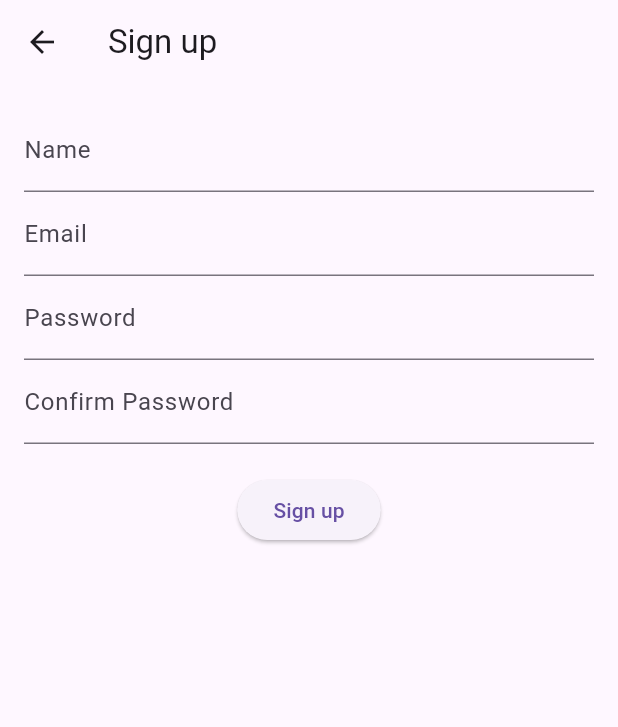
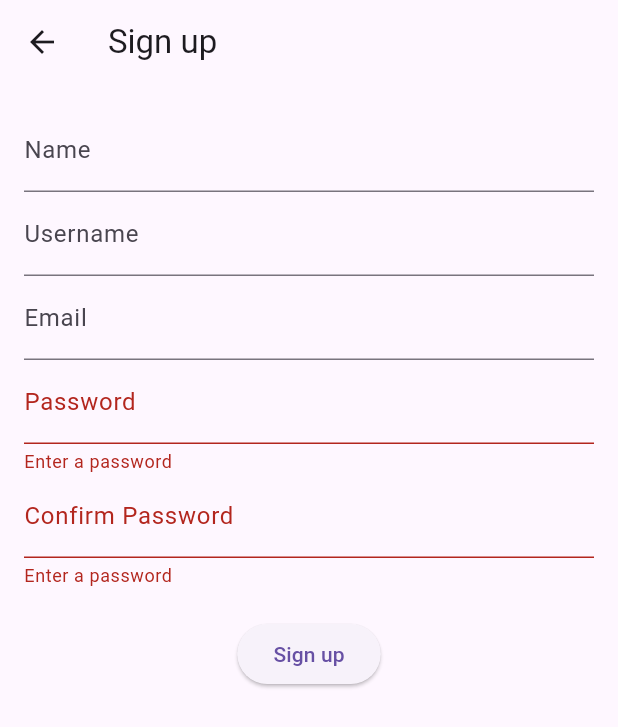
Before and after one commit to Kaqnae/plantguardian, a Flutter app: the SignUpPage screen opened directly, after a tap on "Sign up", on a phone screen of 412 x 824 dp. Shown: the top 727 px of the screen. Run offline on Flutter 3.47's test engine with Material 3 defaults, Android fonts, the light colour scheme and no system bars; our stand-ins replace camera, flutter_dotenv, image_picker, permission_handler; missing offline and left inert: saver_gallery; accounts and stored records are empty.

Commit message:
Sign up function

```diff
--- /dev/null
+++ b/lib/features/sign_up/data/auth_service.dart
@@ -0,0 +1,24 @@
+import 'package:http/http.dart' as http;
+import 'dart:convert';
+import 'package:flutter_dotenv/flutter_dotenv.dart';
+
+class AuthService {
+  Future<http.Response> signUp({
+    required String name,
+    required String username,
+    required String email,
+    required String password,
+  }) async {
+    final response = await http.post(
+      Uri.parse('${dotenv.env['API_BASE_URL']}/signup'),
+      headers: {'Content-Type': 'application/json'},
+      body: jsonEncode({
+        'name': name,
+        'username': username,
+        'email': email,
+        'password': password,
+      }),
+    );
+    return response;
+  }
+}
--- a/lib/features/sign_up/presentation/pages/sign_up_page.dart
+++ b/lib/features/sign_up/presentation/pages/sign_up_page.dart
@@ -1,32 +1,90 @@
 import 'package:flutter/material.dart';
-import 'package:plantguardian/features/shared/models/profile_model.dart';
+import 'package:plantguardian/features/sign_up/data/auth_service.dart';
 import 'package:plantguardian/features/sign_up/presentation/widgets/sign_up_form.dart';
 
-class SignUpPage extends StatelessWidget {
+class SignUpPage extends StatefulWidget {
   const SignUpPage({super.key});
 
   @override
-  Widget build(BuildContext context) {
+  State<SignUpPage> createState() => _SignUpPageState();
+}
+
+class _SignUpPageState extends State<SignUpPage> {
+  final _formKey = GlobalKey<FormState>();
+  final _authService = AuthService();
+
   final nameController = TextEditingController();
+  final userNameController = TextEditingController();
   final emailController = TextEditingController();
   final passwordController = TextEditingController();
   final confirmPasswordController = TextEditingController();
 
+  @override
+  void dispose() {
+    nameController.dispose();
+    userNameController.dispose();
+    emailController.dispose();
+    passwordController.dispose();
+    confirmPasswordController.dispose();
+    super.dispose();
+  }
+
+  Future<void> _signUp() async {
+    if (!_formKey.currentState!.validate()) return;
+
+    final name = nameController.text;
+    final username = userNameController.text;
+    final email = emailController.text;
+    final password = passwordController.text;
+
+    try {
+      final response = await _authService.signUp(
+        name: name,
+        username: username,
+        email: email,
+        password: password,
+      );
+
+      if (response.statusCode == 200) {
+        ScaffoldMessenger.of(context).showSnackBar(
+          const SnackBar(content: Text('Sign up successful')),
+        );
+      } else {
+        ScaffoldMessenger.of(context).showSnackBar(
+          SnackBar(content: Text('Error: ${response.body}')),
+        );
+      }
+    } catch (e) {
+      ScaffoldMessenger.of(context).showSnackBar(
+        SnackBar(content: Text('Exception: $e')),
+      );
+    }
+  }
+
+  @override
+  Widget build(BuildContext context) {
     return Scaffold(
-      appBar: AppBar(title: Text('Sign up')),
+      appBar: AppBar(title: const Text('Sign up')),
       body: Padding(
         padding: const EdgeInsets.all(16.0),
+        child: Form(
+          key: _formKey,
           child: Column(
             children: [
               SignUpForm(
                 nameController: nameController,
+                userNameController: userNameController,
                 emailController: emailController,
                 passwordController: passwordController,
                 confirmPasswordController: confirmPasswordController,
               ),
               const SizedBox(height: 20),
-            ElevatedButton(onPressed: () {}, child: const Text('Sign up')),
+              ElevatedButton(
+                onPressed: _signUp,
+                child: const Text('Sign up'),
+              ),
             ],
+          ),
         ),
       ),
     );
--- a/lib/features/sign_up/presentation/widgets/sign_up_form.dart
+++ b/lib/features/sign_up/presentation/widgets/sign_up_form.dart
@@ -3,6 +3,7 @@ import 'package:plantguardian/features/sign_up/presentation/widgets/sign_up_text
 
 class SignUpForm extends StatelessWidget {
   final TextEditingController nameController;
+  final TextEditingController userNameController;
   final TextEditingController emailController;
   final TextEditingController passwordController;
   final TextEditingController confirmPasswordController;
@@ -10,6 +11,7 @@ class SignUpForm extends StatelessWidget {
   const SignUpForm({
     super.key,
     required this.nameController,
+    required this.userNameController,
     required this.emailController,
     required this.passwordController,
     required this.confirmPasswordController,
@@ -20,11 +22,21 @@ class SignUpForm extends StatelessWidget {
     return Column(
       children: [
         SignUpTextfields(controller: nameController, label: 'Name'),
+        SignUpTextfields(controller: userNameController, label: 'Username'),
         SignUpTextfields(controller: emailController, label: 'Email'),
-        SignUpTextfields(controller: passwordController, label: 'Password'),
+        SignUpTextfields(
+          controller: passwordController,
+          label: 'Password',
+          obscureText: true,
+          validator: (value) =>
+              value == null || value.isEmpty ? 'Enter a password' : null,
+        ),
         SignUpTextfields(
           controller: confirmPasswordController,
           label: 'Confirm Password',
+          obscureText: true,
+          validator: (value) =>
+              value == null || value.isEmpty ? 'Enter a password' : null,
         ),
       ],
     );
--- a/lib/features/sign_up/presentation/widgets/sign_up_textfields.dart
+++ b/lib/features/sign_up/presentation/widgets/sign_up_textfields.dart
@@ -3,18 +3,24 @@ import 'package:flutter/material.dart';
 class SignUpTextfields extends StatelessWidget {
   final TextEditingController controller;
   final String label;
+  final String? Function(String?)? validator;
+  final bool obscureText;
 
   const SignUpTextfields({
     super.key,
     required this.controller,
     required this.label,
+    this.validator,
+    this.obscureText = false,
   });
 
   @override
   Widget build(BuildContext context) {
-    return TextField(
+    return TextFormField(
       controller: controller,
+      obscureText: obscureText,
       decoration: InputDecoration(labelText: label),
+      validator: validator,
     );
   }
 }
```
Lines whose indentation alone changed are shown as unchanged.
